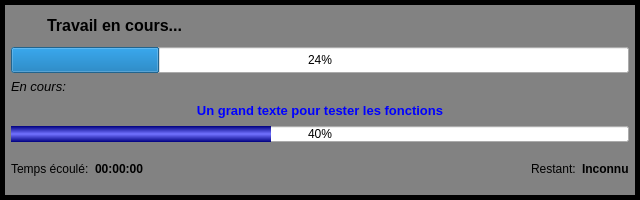
Qt form python/resources/ui/ProgressDialog.ui (introlab/OpenIMU) before a commit.
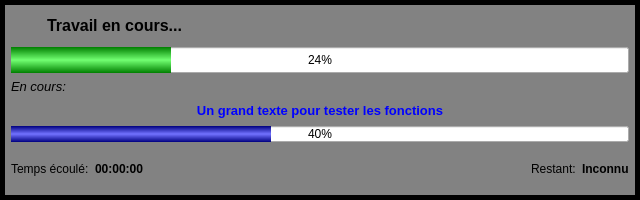
The same form after that commit. Icons and pictures are not drawn.

Commit message: Adjusted "Windows" style on Windows (!)

```diff
--- a/python/resources/ui/ProgressDialog.ui
+++ b/python/resources/ui/ProgressDialog.ui
@@ -29,8 +29,9 @@
     background-color:qlineargradient(spread:reflect, x1:0.5, y1:0, x2:0.5, y2:0.5, stop:0 rgba(0, 0, 127, 255), stop:1 rgba(114, 114, 255, 255));
     width: 20px;
 }
-QProgressBar#prgTask{
-	
+QProgressBar#prgTotal::chunk{
+	background-color:qlineargradient(spread:reflect, x1:0.5, y1:0, x2:0.5, y2:0.5, stop:0 rgba(0, 127, 0, 255), stop:1 rgba(114, 255, 114, 255));
+    width: 20px;
 }</string>
   </property>
   <property name="modal">
```
Left out of the diff: 6 changed lines with no effect on the pictures. The commit also changes 4 other files.
